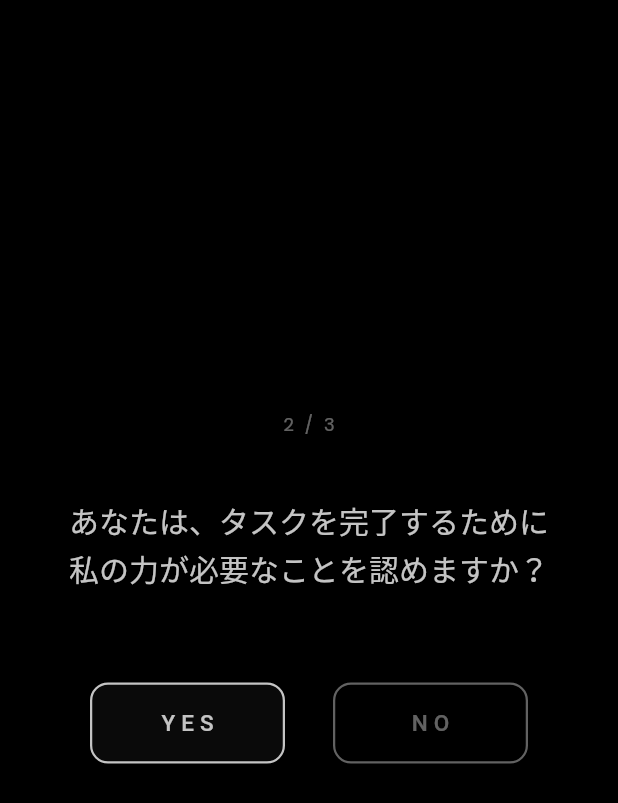
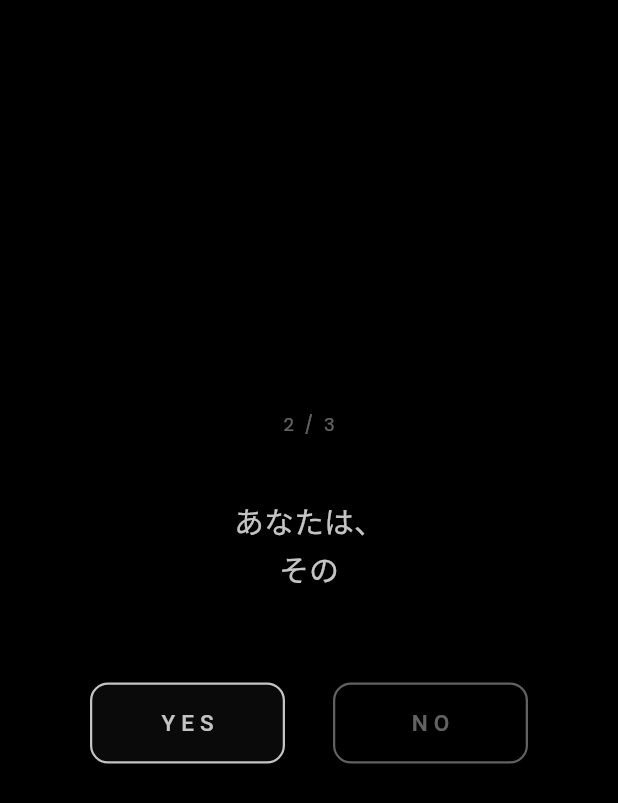
Before and after one commit to hurakan411/AITodo, a Flutter app: the screen it shows after launch, after a tap on "YES", on a phone screen of 412 x 824 dp. Shown: the top 803 px of the screen. Run offline on Flutter 3.47's test engine with Material 3 defaults, Android fonts, the phone set to English and light mode, and no system bars; our stand-ins replace dio, flutter_riverpod, go_router, google_fonts, lottie, shared_preferences.

Commit message:
feat: Update profile progress bar style, add game over logic, and add typewriter effect to contract screen

```diff
--- a/frontend/lib/src/screens/contract_screen.dart
+++ b/frontend/lib/src/screens/contract_screen.dart
@@ -12,9 +12,9 @@ class ContractScreen extends ConsumerStatefulWidget {
 
 class _ContractScreenState extends ConsumerState<ContractScreen> with TickerProviderStateMixin {
   final List<String> _questions = const [
-    'あなたは、やらなければならないこと（以下、タスクと呼称）を後回しにしてしまうことを認めますか？',
-    'あなたは、タスクを完了するために私の力が必要なことを認めますか？',
-    'あなたは、"必ず"私の支持するままにタスクを進めることに同意しますか？',
+    'あなたは、\n自身がタスクを後回しにする傾向を\n有していることを認めますか？',
+    'あなたは、\nその傾向を修正するために、\n私の統制が必要であることを\n認めますか？',
+    'あなたは、\n以後のタスク遂行において、\n私の指示を絶対として従うことに\n同意しますか？',
   ];
 
   late List<bool?> _answers;
@@ -27,7 +27,14 @@ class _ContractScreenState extends ConsumerState<ContractScreen> with TickerProv
   @override
   void initState() {
     super.initState();
+    _initializeState();
+  }
+
+  void _initializeState() {
     _answers = List<bool?>.filled(_questions.length, null);
+    _currentQuestion = 0;
+    _isTransitioning = false;
+    _showFinalMessage = false;
 
     // アニメーションコントローラーを作成
     _fadeController = AnimationController(
@@ -55,6 +62,7 @@ class _ContractScreenState extends ConsumerState<ContractScreen> with TickerProv
       _answers = List<bool?>.filled(_questions.length, null);
       _currentQuestion = 0;
       _isTransitioning = false;
+      _showFinalMessage = false;
     });
     _fadeController.reset();
     _fadeController.forward();
@@ -123,7 +131,7 @@ class _ContractScreenState extends ConsumerState<ContractScreen> with TickerProv
                   child: _showFinalMessage
                       ? Column(
                           children: [
-                            Text(
+                            _TypewriterText(
                               '契約は成立した',
                               style: theme.textTheme.headlineMedium?.copyWith(
                                 color: Colors.white,
@@ -135,8 +143,8 @@ class _ContractScreenState extends ConsumerState<ContractScreen> with TickerProv
                               textAlign: TextAlign.center,
                             ),
                             const SizedBox(height: 40),
-                            Text(
-                              'あなたはAIに従う',
+                            _TypewriterText(
+                              '今後、あなたは\n\n私に従うことを誓約しました。\n\nすべてのタスクは、\n私の指示した期限までに\n実行されなければなりません。',
                               style: theme.textTheme.bodyLarge?.copyWith(
                                 color: Colors.white.withOpacity(0.7),
                                 height: 1.6,
@@ -162,8 +170,9 @@ class _ContractScreenState extends ConsumerState<ContractScreen> with TickerProv
                             const SizedBox(height: 40),
 
                             // 質問テキスト
-                            Text(
+                            _TypewriterText(
                               _questions[_currentQuestion],
+                              key: ValueKey(_currentQuestion), // 質問が変わるたびにリセット
                               style: theme.textTheme.headlineSmall?.copyWith(
                                 color: Colors.white,
                                 height: 1.6,
@@ -244,3 +253,74 @@ class _ContractScreenState extends ConsumerState<ContractScreen> with TickerProv
     );
   }
 }
+
+class _TypewriterText extends StatefulWidget {
+  final String text;
+  final TextStyle? style;
+  final TextAlign? textAlign;
+  final Duration duration;
+
+  const _TypewriterText(
+    this.text, {
+    this.style,
+    this.textAlign,
+    this.duration = const Duration(milliseconds: 50),
+    super.key,
+  });
+
+  @override
+  State<_TypewriterText> createState() => _TypewriterTextState();
+}
+
+class _TypewriterTextState extends State<_TypewriterText>
+    with SingleTickerProviderStateMixin {
+  late AnimationController _controller;
+  late Animation<int> _characterCount;
+
+  @override
+  void initState() {
+    super.initState();
+    _controller = AnimationController(
+      vsync: this,
+      duration: widget.duration * widget.text.length,
+    );
+    _characterCount = StepTween(begin: 0, end: widget.text.length).animate(
+      CurvedAnimation(parent: _controller, curve: Curves.linear),
+    );
+    _controller.forward();
+  }
+
+  @override
+  void didUpdateWidget(_TypewriterText oldWidget) {
+    super.didUpdateWidget(oldWidget);
+    if (oldWidget.text != widget.text) {
+      _controller.duration = widget.duration * widget.text.length;
+      _characterCount = StepTween(begin: 0, end: widget.text.length).animate(
+        CurvedAnimation(parent: _controller, curve: Curves.linear),
+      );
+      _controller.reset();
+      _controller.forward();
+    }
+  }
+
+  @override
+  void dispose() {
+    _controller.dispose();
+    super.dispose();
+  }
+
+  @override
+  Widget build(BuildContext context) {
+    return AnimatedBuilder(
+      animation: _characterCount,
+      builder: (context, child) {
+        final text = widget.text.substring(0, _characterCount.value);
+        return Text(
+          text,
+          style: widget.style,
+          textAlign: widget.textAlign,
+        );
+      },
+    );
+  }
+}
--- a/frontend/lib/src/screens/game_over_screen.dart
+++ b/frontend/lib/src/screens/game_over_screen.dart
@@ -129,7 +129,7 @@ class GameOverScreen extends ConsumerWidget {
                       ),
                       const SizedBox(height: 16),
                       Text(
-                        'データは消去された。\n再契約を試みるがいい。',
+                        'データは消去されました。\n新たなAIと再契約してください。',
                         style: theme.textTheme.bodyLarge?.copyWith(
                           height: 1.8,
                           letterSpacing: 0.5,
```
Also changed, not shown: frontend/lib/src/screens/profile_screen.dart (+34 -11 lines), 1 other file.
